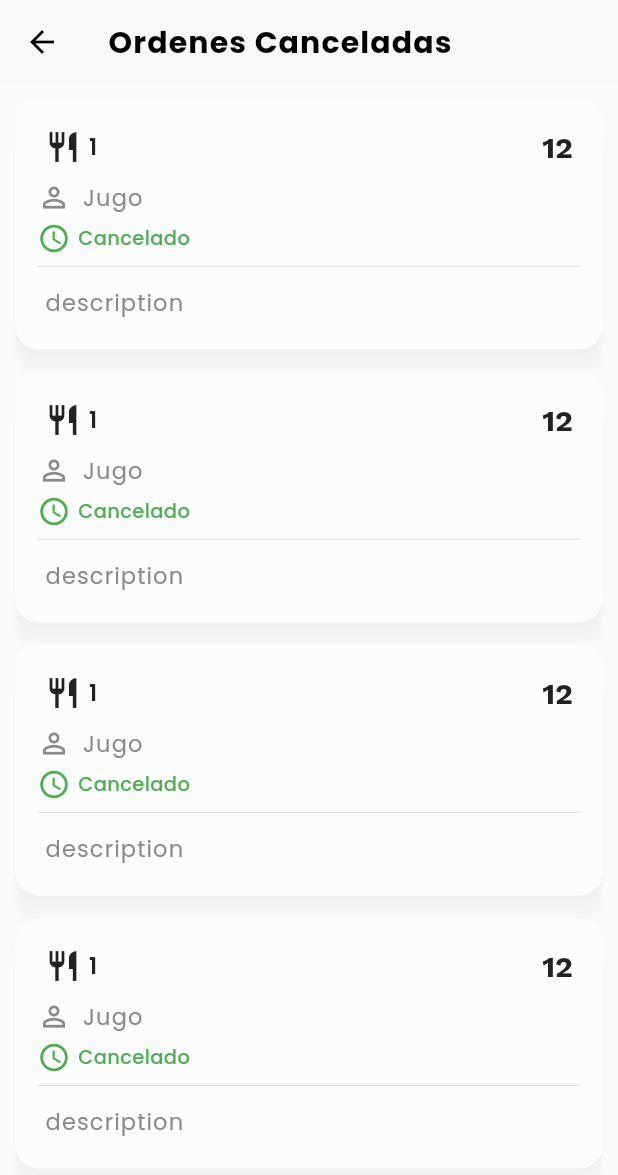
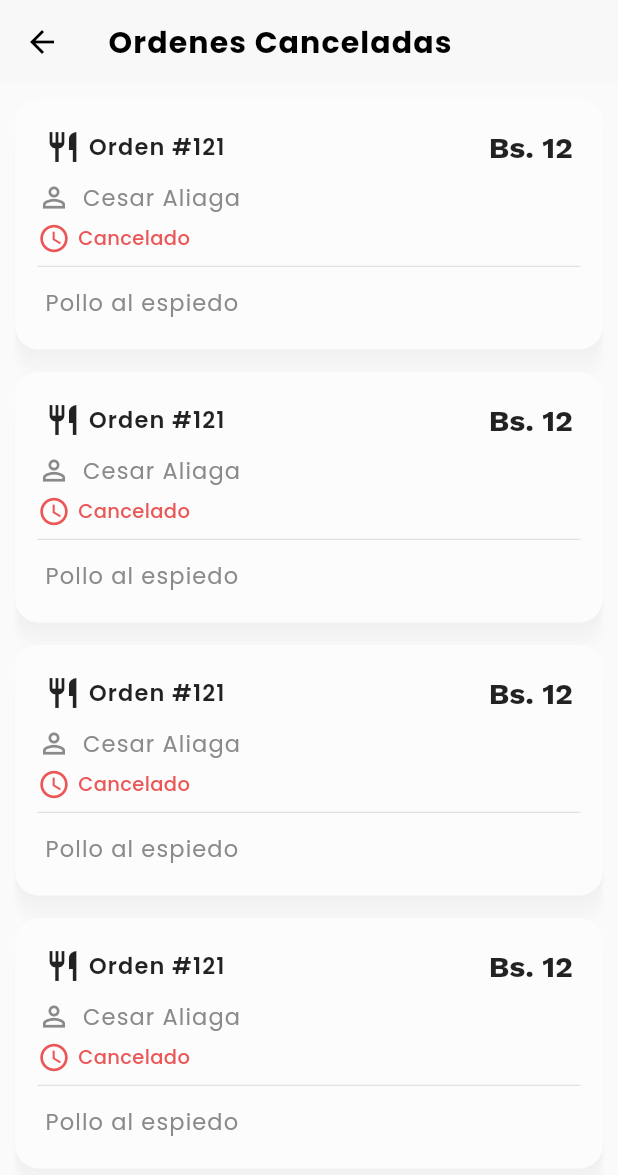
Before and after one commit to 4CROS2/app_restaurant_management, a Flutter app: the CanceledOrdersScreen screen opened directly, on a phone screen of 412 x 824 dp. Shown: the top 1175 px of the screen. Run offline on Flutter 3.47's test engine with Material 2 defaults, Android fonts, the phone set to English and light mode, and no system bars; our stand-ins replace cloud_firestore, firebase_auth, firebase_core, flutter_phoenix, flutter_spinbox, flutter_svg and 2 more; accounts and stored records are empty; network calls fail; project files that could hold a hidden picture were left out.

Commit message:
Correccion en screen ordenes canceladas y cargando en el login - Modificaciones en sign in provider con el loading auth en false cuando hay error - Modificacion en la pantalla sign in con condicional para que aparezca cargando - Modifcaciones en ordenes canceladas en el card y screen

```diff
--- a/lib/home/bloc/sing_in_social_networks.dart
+++ b/lib/home/bloc/sing_in_social_networks.dart
@@ -116,6 +116,7 @@ class SignInSocialNetworkInProvider extends ChangeNotifier {
         print(e);
       }
     } catch (e) {
+      loadingAuth = false;
       if (kDebugMode) {
         print(e);
       }
--- a/lib/settings/screen/canceled orders/list_canceled_orders.dart
+++ b/lib/settings/screen/canceled orders/list_canceled_orders.dart
@@ -23,14 +23,12 @@ class _ListCanceledOrdersScreenState extends State<ListCanceledOrdersScreen> {
           itemCount: 4,
           itemBuilder: (context, index) {
             return const CardOrderCancelled(
-                id: '1',
-                typeOrder: 'typeOrder',
-                price: '12',
-                name: 'Jugo',
-                colorState: Colors.green,
-                labelState: 'Cancelado',
-                description: 'description',
-                statusOrder: 'statusOrder');
+              id: 'Orden #121',
+              typeOrder: 'typeOrder',
+              price: 'Bs. 12',
+              name: 'Cesar Aliaga',
+              description: 'Pollo al espiedo',
+            );
           },
         ),
       ],
--- a/lib/settings/screen/settings_screen.dart
+++ b/lib/settings/screen/settings_screen.dart
@@ -2,6 +2,7 @@
 import 'package:app_restaurant_management/home/bloc/sing_in_social_networks.dart';
 import 'package:app_restaurant_management/home/widgets/orders/modal_confirm.dart';
 import 'package:app_restaurant_management/settings/screen/business_screen.dart';
+import 'package:app_restaurant_management/settings/screen/canceled%20orders/canceled_orders.dart';
 import 'package:app_restaurant_management/settings/screen/category/category_screen.dart';
 import 'package:app_restaurant_management/settings/screen/employee/employees_screen.dart';
 import 'package:app_restaurant_management/settings/widgets/perfil_section.dart';
@@ -74,7 +75,7 @@ class _SettingsScreenState extends State<SettingsScreen> {
               icon: Icons.do_disturb,
               onPressed: () {
                 Navigator.of(context).push(CupertinoPageRoute(
-                    builder: (context) => const EmployeesScreen()));
+                    builder: (context) => const CanceledOrdersScreen()));
               }),
           const Divider(),
           function(
--- a/lib/settings/widgets/canceled-orders/card_canceled_order.dart
+++ b/lib/settings/widgets/canceled-orders/card_canceled_order.dart
@@ -10,21 +10,15 @@ class CardOrderCancelled extends StatelessWidget {
   final String typeOrder;
   final String price;
   final String name;
-  final Color colorState;
-  final String labelState;
   final String description;
-  final String statusOrder;
-  const CardOrderCancelled(
-      {Key? key,
-      required this.id,
-      required this.typeOrder,
-      required this.price,
-      required this.name,
-      required this.colorState,
-      required this.labelState,
-      required this.description,
-      required this.statusOrder})
-      : super(key: key);
+  const CardOrderCancelled({
+    Key? key,
+    required this.id,
+    required this.typeOrder,
+    required this.price,
+    required this.name,
+    required this.description,
+  }) : super(key: key);
 
   @override
   Widget build(BuildContext context) {
@@ -33,28 +27,7 @@ class CardOrderCancelled extends StatelessWidget {
       margin: const EdgeInsets.only(bottom: 15),
       decoration: boxShadow,
       child: InkWell(
-        onTap: () {
-          if (statusOrder == 'pending') {
-            Navigator.of(context).push(CupertinoPageRoute(
-                builder: (context) =>
-                    ConfirmOrderScreen(statusOrder: statusOrder)));
-          }
-          if (statusOrder == 'inprogress') {
-            Navigator.of(context).push(CupertinoPageRoute(
-                builder: (context) =>
-                    ConfirmOrderInProgressScreen(statusOrder: statusOrder)));
-          }
-          if (statusOrder == 'send') {
-            showDialog(
-              context: context,
-              builder: (BuildContext context) {
-                return const ModalOrder(
-                    message: 'Orden #001 entregada',
-                    image: 'assets/img/order-send.svg');
-              },
-            );
-          }
-        },
+        onTap: () {},
         child: Column(
           children: [
             Container(
@@ -108,17 +81,17 @@ class CardOrderCancelled extends StatelessWidget {
             ),
             const SizedBox(height: 5),
             Row(
-              children: [
-                Icon(Icons.schedule, size: 22, color: colorState),
-                const SizedBox(width: 5),
-                Text(labelState,
+              children: const [
+                Icon(Icons.schedule, size: 22, color: redColor),
+                SizedBox(width: 5),
+                Text('Cancelado',
                     textAlign: TextAlign.left,
                     style: TextStyle(
                         letterSpacing: 0.25,
                         fontFamily: "Poppins",
                         fontWeight: FontWeight.w500,
                         fontSize: fontSizeSmall,
-                        color: colorState))
+                        color: redColor))
               ],
             ),
             const SizedBox(height: 7),
```
Also changed, not shown: lib/home/screens/sign_in.dart (+6 -3 lines).
